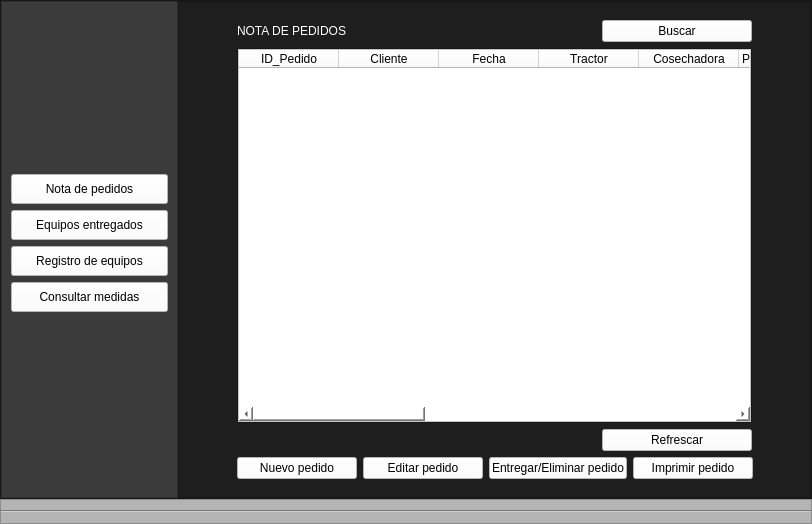
Above: Interface/guimain.ui from 0402038084/Orders-note-PramsoGUI before the change. Below: the same form after it.
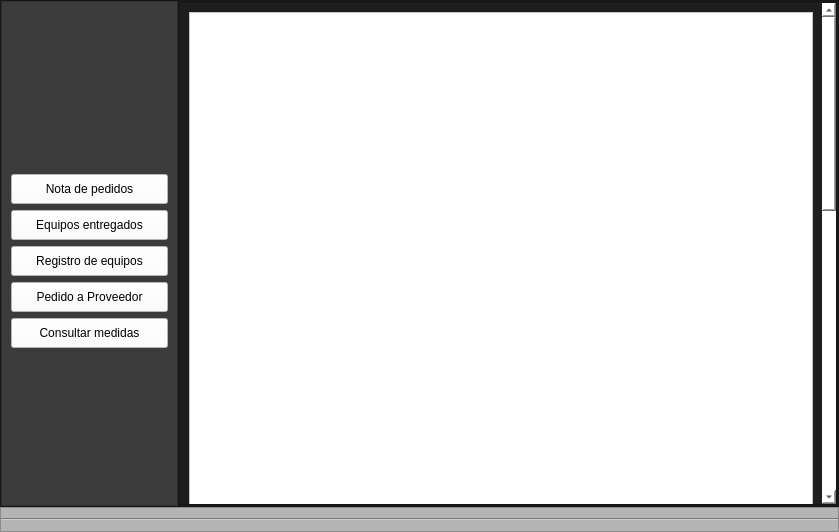
That is the form after the change. The open tabs and pages were chosen to show the change. Icons and pictures are not drawn.

Commit message: "Modificacion de interfaz"

```diff
--- a/Interface/guimain.ui
+++ b/Interface/guimain.ui
@@ -6,8 +6,8 @@
    <rect>
     <x>0</x>
     <y>0</y>
-    <width>812</width>
-    <height>524</height>
+    <width>839</width>
+    <height>532</height>
    </rect>
   </property>
   <property name="minimumSize">
@@ -155,6 +155,22 @@
             </property>
            </widget>
           </item>
+          <item>
+           <widget class="QPushButton" name="btnpedidop">
+            <property name="minimumSize">
+             <size>
+              <width>0</width>
+              <height>30</height>
+             </size>
+            </property>
+            <property name="styleSheet">
+             <string notr="true">background-color: rgb(255, 255, 255);</string>
+            </property>
+            <property name="text">
+             <string>Pedido a Proveedor</string>
+            </property>
+           </widget>
+          </item>
           <item>
            <widget class="QPushButton" name="btnmedidas">
             <property name="minimumSize">
@@ -200,19 +216,19 @@
          </property>
          <layout class="QVBoxLayout" name="verticalLayout_4">
           <property name="spacing">
-           <number>6</number>
+           <number>0</number>
           </property>
           <property name="leftMargin">
-           <number>9</number>
+           <number>0</number>
           </property>
           <property name="topMargin">
-           <number>9</number>
+           <number>0</number>
           </property>
           <property name="rightMargin">
-           <number>9</number>
+           <number>0</number>
           </property>
           <property name="bottomMargin">
-           <number>9</number>
+           <number>0</number>
           </property>
           <item>
            <widget class="QStackedWidget" name="contenedor_pages">
@@ -958,6 +974,68 @@
               </item>
              </layout>
             </widget>
+            <widget class="QWidget" name="page_pedidop">
+             <layout class="QVBoxLayout" name="verticalLayout_17">
+              <property name="spacing">
+               <number>0</number>
+              </property>
+              <property name="leftMargin">
+               <number>0</number>
+              </property>
+              <property name="topMargin">
+               <number>0</number>
+              </property>
+              <property name="rightMargin">
+               <number>0</number>
+              </property>
+              <property name="bottomMargin">
+               <number>0</number>
+              </property>
+              <item>
+               <widget class="QScrollArea" name="scrollArea">
+                <property name="styleSheet">
+                 <string notr="true">QScrollBar:vertical{
+background-color: rgb(255, 255, 255);
+}</string>
+                </property>
+                <property name="widgetResizable">
+                 <bool>true</bool>
+                </property>
+                <widget class="QWidget" name="scrollAreaWidgetContents_2">
+                 <property name="geometry">
+                  <rect>
+                   <x>0</x>
+                   <y>0</y>
+                   <width>639</width>
+                   <height>1218</height>
+                  </rect>
+                 </property>
+                 <layout class="QHBoxLayout" name="horizontalLayout_3">
+                  <item>
+                   <widget class="QFrame" name="frame">
+                    <property name="minimumSize">
+                     <size>
+                      <width>0</width>
+                      <height>1200</height>
+                     </size>
+                    </property>
+                    <property name="styleSheet">
+                     <string notr="true">background-color: rgb(255, 255, 255);</string>
+                    </property>
+                    <property name="frameShape">
+                     <enum>QFrame::StyledPanel</enum>
+                    </property>
+                    <property name="frameShadow">
+                     <enum>QFrame::Raised</enum>
+                    </property>
+                   </widget>
+                  </item>
+                 </layout>
+                </widget>
+               </widget>
+              </item>
+             </layout>
+            </widget>
             <widget class="QWidget" name="page_medidas">
              <layout class="QVBoxLayout" name="verticalLayout_8">
               <item>
```
Left out of the diff: 2 changed lines with no effect on the pictures. The commit also changes 1 other file.
